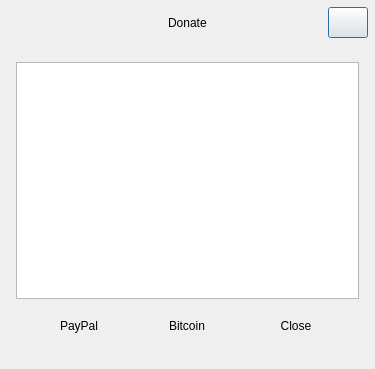
First picture: the form in app/donate.ui, repository CineEncoder/cine-encoder, before the edit.
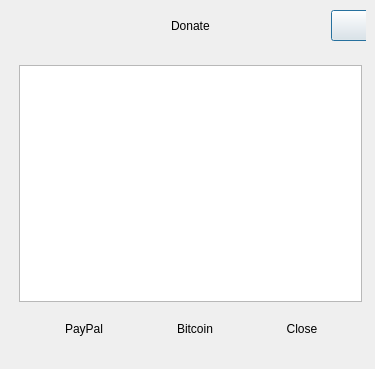
Second picture: the form after the edit. Icons and pictures are not drawn.

Patch:
```diff
--- a/app/donate.ui
+++ b/app/donate.ui
@@ -37,16 +37,16 @@
   </property>
   <layout class="QGridLayout" name="gridLayout">
    <property name="leftMargin">
-    <number>6</number>
+    <number>9</number>
    </property>
    <property name="topMargin">
-    <number>6</number>
+    <number>9</number>
    </property>
    <property name="rightMargin">
-    <number>6</number>
+    <number>9</number>
    </property>
    <property name="bottomMargin">
-    <number>6</number>
+    <number>9</number>
    </property>
    <property name="spacing">
     <number>0</number>
@@ -356,8 +356,14 @@
               </property>
               <property name="minimumSize">
                <size>
-                <width>80</width>
-                <height>30</height>
+                <width>90</width>
+                <height>25</height>
+               </size>
+              </property>
+              <property name="maximumSize">
+               <size>
+                <width>90</width>
+                <height>25</height>
                </size>
               </property>
               <property name="text">
```
Left out of the diff: 2 changed lines with no effect on the pictures.
